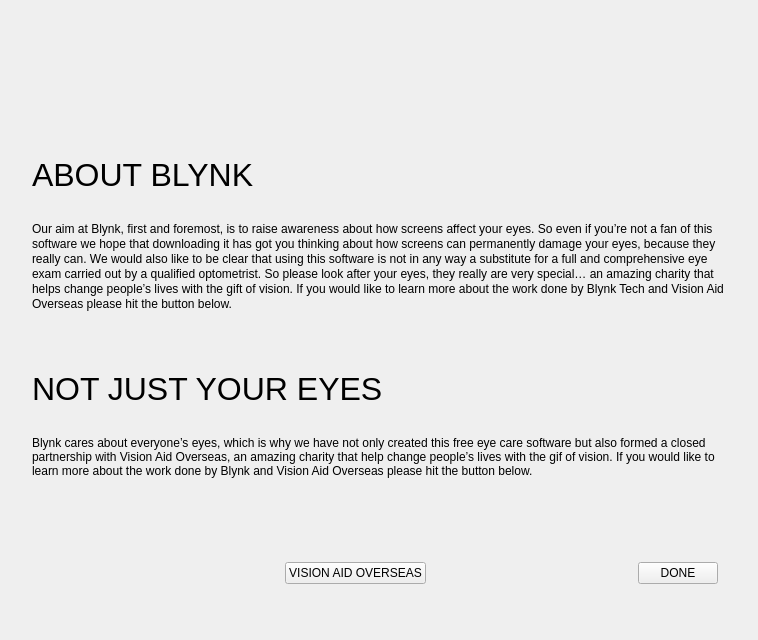
This is blynk/aboutwindow.ui in flegall2014/Blynk as Qt 5 draws it before an edit. The edited form follows.
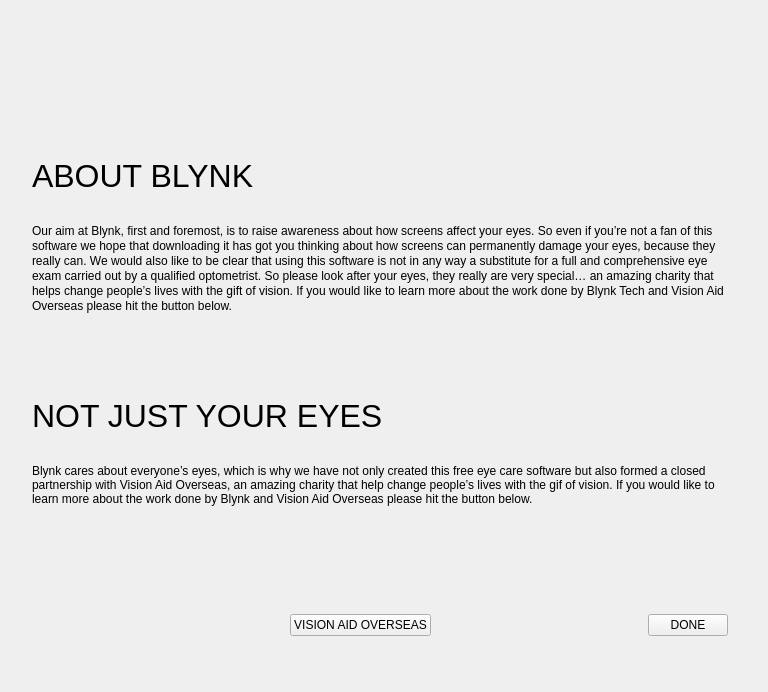
This is the edited form. Icons and pictures are not drawn. Custom widgets are drawn as their Qt base class.

```diff
--- a/blynk/aboutwindow.ui
+++ b/blynk/aboutwindow.ui
@@ -6,20 +6,20 @@
    <rect>
     <x>0</x>
     <y>0</y>
-    <width>758</width>
-    <height>640</height>
+    <width>768</width>
+    <height>692</height>
    </rect>
   </property>
   <property name="minimumSize">
    <size>
-    <width>640</width>
-    <height>640</height>
+    <width>692</width>
+    <height>648</height>
    </size>
   </property>
   <property name="maximumSize">
    <size>
     <width>768</width>
-    <height>644</height>
+    <height>692</height>
    </size>
   </property>
   <property name="windowTitle">
@@ -64,13 +64,13 @@
      <property name="minimumSize">
       <size>
        <width>0</width>
-       <height>120</height>
+       <height>144</height>
       </size>
      </property>
      <property name="maximumSize">
       <size>
        <width>16777215</width>
-       <height>120</height>
+       <height>144</height>
       </size>
      </property>
      <property name="text">
@@ -240,13 +240,13 @@
      <property name="minimumSize">
       <size>
        <width>0</width>
-       <height>120</height>
+       <height>144</height>
       </size>
      </property>
      <property name="maximumSize">
       <size>
        <width>16777215</width>
-       <height>120</height>
+       <height>144</height>
       </size>
      </property>
      <property name="text">
```
